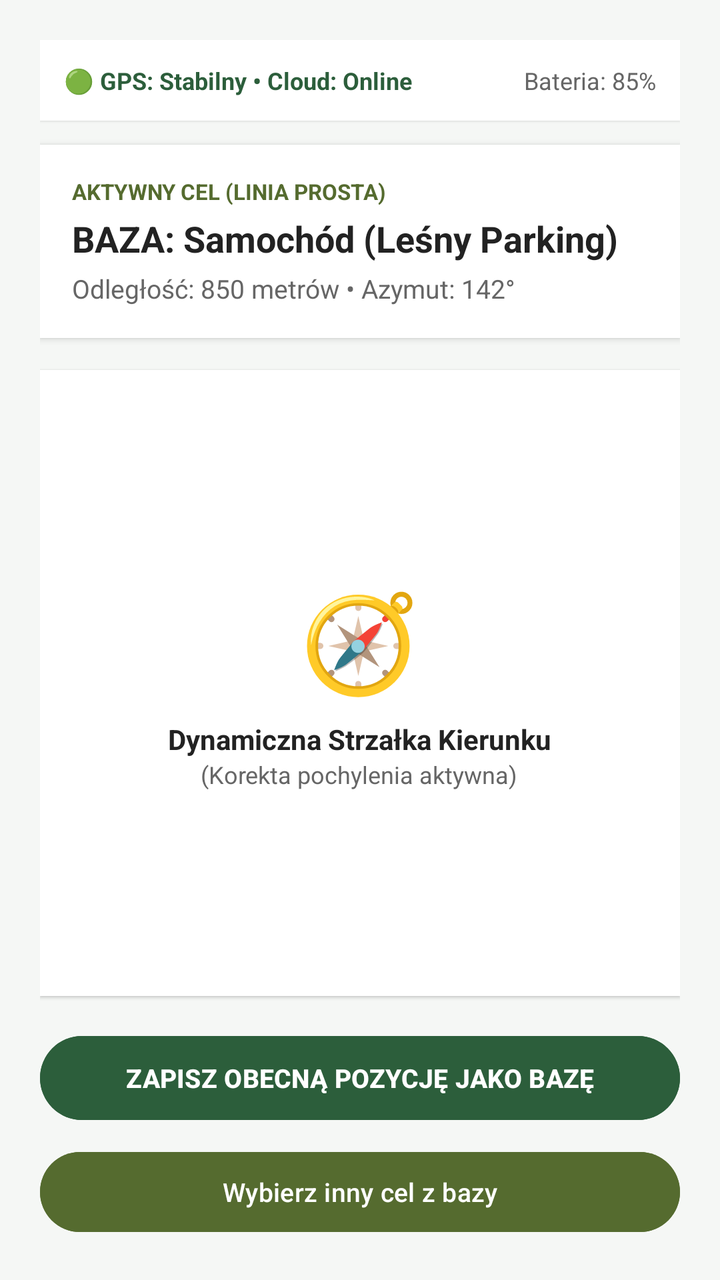
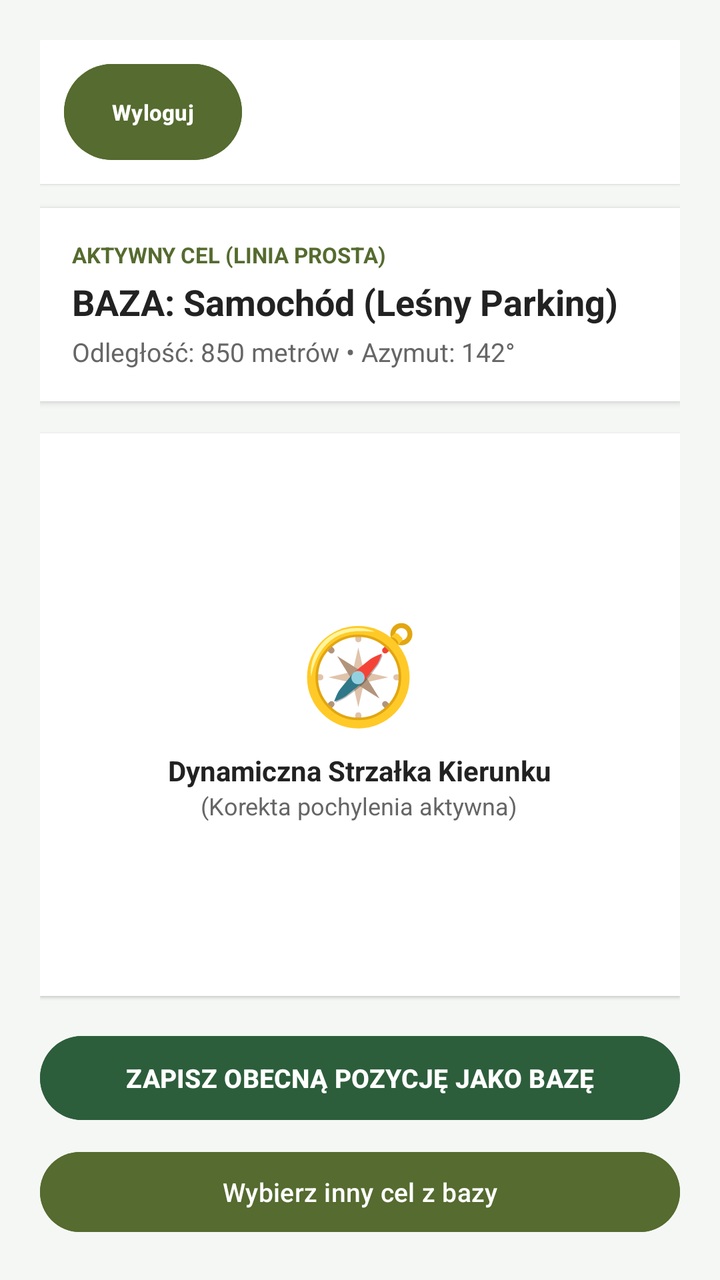

An Android layout rendered at two revisions. The XML below is the earlier revision; the diff shows what the commit changed to produce the second picture.
<!-- AndroidManifest.xml: application theme Theme.SafeReturn -->
<!-- res/layout/fragment_navigator.xml -->
<?xml version="1.0" encoding="utf-8"?>
<LinearLayout xmlns:android="http://schemas.android.com/apk/res/android"
    android:layout_width="match_parent"
    android:layout_height="match_parent"
    android:background="@color/bg_light"
    android:orientation="vertical"
    android:padding="20dp">

    
    <LinearLayout
        android:layout_width="match_parent"
        android:layout_height="wrap_content"
        android:layout_marginBottom="12dp"
        android:background="@color/card_bg"
        android:elevation="1dp"
        android:orientation="horizontal"
        android:padding="12dp">

        <TextView
            android:layout_width="0dp"
            android:layout_height="wrap_content"
            android:layout_weight="1"
            android:text="🟢 GPS: Stabilny • Cloud: Online"
            android:textColor="@color/forest_primary"
            android:textSize="12sp"
            android:textStyle="bold" />

        <TextView
            android:layout_width="wrap_content"
            android:layout_height="wrap_content"
            android:text="Bateria: 85%"
            android:textColor="@color/text_muted"
            android:textSize="12sp" />
    </LinearLayout>

    
    <LinearLayout
        android:layout_width="match_parent"
        android:layout_height="wrap_content"
        android:background="@color/card_bg"
        android:elevation="2dp"
        android:orientation="vertical"
        android:padding="16dp">

        <TextView
            android:layout_width="wrap_content"
            android:layout_height="wrap_content"
            android:text="AKTYWNY CEL (LINIA PROSTA)"
            android:textColor="@color/forest_accent"
            android:textSize="11sp"
            android:textStyle="bold" />

        <TextView
            android:layout_width="wrap_content"
            android:layout_height="wrap_content"
            android:layout_marginTop="4dp"
            android:text="BAZA: Samochód (Leśny Parking)"
            android:textColor="@color/text_main"
            android:textSize="18sp"
            android:textStyle="bold" />

        <TextView
            android:layout_width="wrap_content"
            android:layout_height="wrap_content"
            android:layout_marginTop="4dp"
            android:text="Odległość: 850 metrów • Azymut: 142°"
            android:textColor="@color/text_muted"
            android:textSize="13sp" />
    </LinearLayout>

    
    <FrameLayout
        android:layout_width="match_parent"
        android:layout_height="0dp"
        android:layout_weight="1"
        android:layout_marginVertical="16dp"
        android:background="@color/card_bg"
        android:elevation="1dp">

        <LinearLayout
            android:layout_width="wrap_content"
            android:layout_height="wrap_content"
            android:layout_gravity="center"
            android:gravity="center"
            android:orientation="vertical">

            <TextView
                android:layout_width="wrap_content"
                android:layout_height="wrap_content"
                android:text="🧭"
                android:textSize="48sp" />

            <TextView
                android:layout_width="wrap_content"
                android:layout_height="wrap_content"
                android:layout_marginTop="8dp"
                android:text="Dynamiczna Strzałka Kierunku"
                android:textColor="@color/text_main"
                android:textSize="14sp"
                android:textStyle="bold" />

            <TextView
                android:layout_width="wrap_content"
                android:layout_height="wrap_content"
                android:text="(Korekta pochylenia aktywna)"
                android:textColor="@color/text_muted"
                android:textSize="12sp" />
        </LinearLayout>
    </FrameLayout>

    
    <Button
        android:layout_width="match_parent"
        android:layout_height="50dp"
        android:layout_marginBottom="8dp"
        android:backgroundTint="@color/forest_primary"
        android:text="ZAPISZ OBECNĄ POZYCJĘ JAKO BAZĘ"
        android:textColor="@android:color/white"
        android:textSize="13sp"
        android:textStyle="bold" />

    <Button
        android:layout_width="match_parent"
        android:layout_height="48dp"
        android:backgroundTint="@color/forest_accent"
        android:text="Wybierz inny cel z bazy"
        android:textColor="@android:color/white"
        android:textSize="13sp" />


</LinearLayout>
<!-- resources referenced by this layout -->
<resources>
  <color name="bg_light">#F5F7F5</color>
  <color name="card_bg">#FFFFFF</color>
  <color name="forest_accent">#556B2F</color>
  <color name="forest_primary">#2C5E3B</color>
  <color name="text_main">#222222</color>
  <color name="text_muted">#666666</color>
  <style name="Theme.SafeReturn" parent="Base.Theme.SafeReturn" />
  <style name="Base.Theme.SafeReturn" parent="Theme.Material3.DayNight.NoActionBar">
          
          
      </style>
</resources>

<!-- the commit's change to res/layout/fragment_navigator.xml (unified diff, before → after) -->
@@ -13,24 +13,23 @@
         android:layout_marginBottom="12dp"
         android:background="@color/card_bg"
         android:elevation="1dp"
+        android:gravity="center_vertical"
         android:orientation="horizontal"
         android:padding="12dp">
 
-        <TextView
-            android:layout_width="0dp"
-            android:layout_height="wrap_content"
-            android:layout_weight="1"
-            android:text="🟢 GPS: Stabilny • Cloud: Online"
-            android:textColor="@color/forest_primary"
-            android:textSize="12sp"
+
+
+        <Button
+            android:id="@+id/btnLogout"
+            android:layout_width="wrap_content"
+            android:layout_height="48dp"
+            android:backgroundTint="@color/forest_accent"
+            android:insetTop="0dp"
+            android:insetBottom="0dp"
+            android:text="Wyloguj"
+            android:textColor="@android:color/white"
+            android:textSize="11sp"
             android:textStyle="bold" />
-
-        <TextView
-            android:layout_width="wrap_content"
-            android:layout_height="wrap_content"
-            android:text="Bateria: 85%"
-            android:textColor="@color/text_muted"
-            android:textSize="12sp" />
     </LinearLayout>
 
     
@@ -127,5 +126,4 @@
         android:textColor="@android:color/white"
         android:textSize="13sp" />
 
-
 </LinearLayout>
